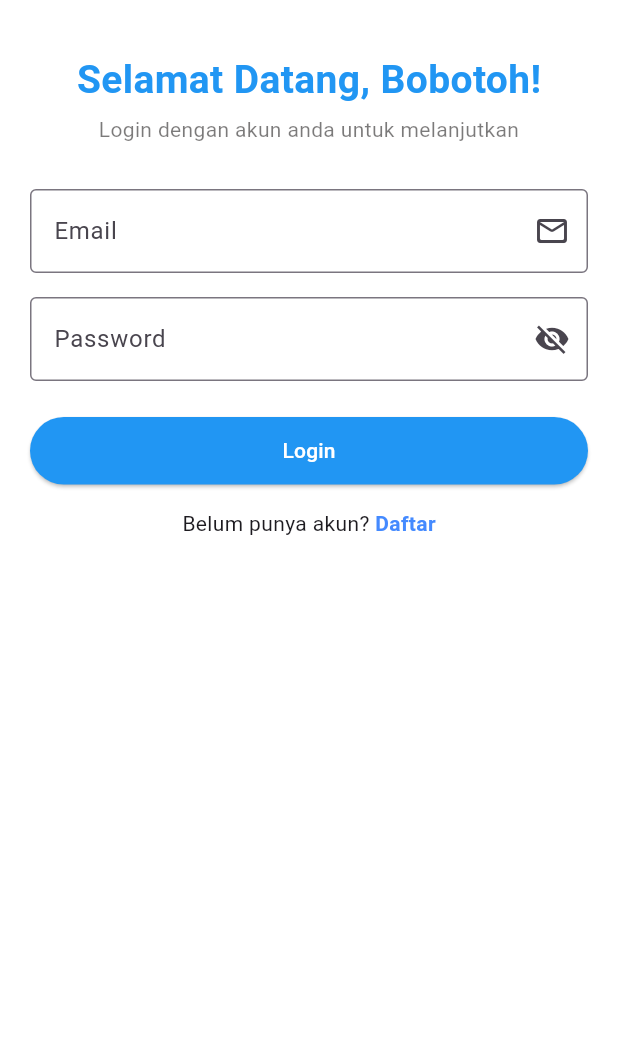
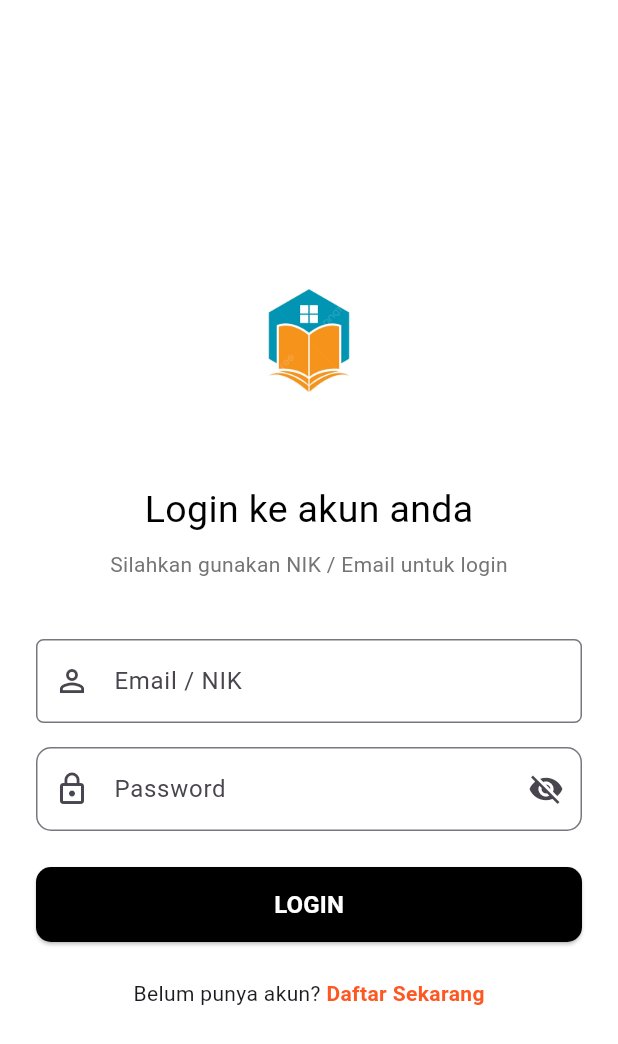
Before and after one commit to dimassyz/utspam_IF5B_0047_perpus, a Flutter app: the screen it shows after launch, on a phone screen of 412 x 824 dp. Shown: the top 1044 px of the screen. Run offline on Flutter 3.47's test engine with Material 3 defaults, Android fonts, the phone set to English and light mode, and no system bars; our stand-ins replace shared_preferences, sqflite; accounts and stored records are empty.

Commit message:
perbaikan halaman login

```diff
--- a/lib/data/model/user.dart
+++ b/lib/data/model/user.dart
@@ -25,7 +25,7 @@ class User {
       return {
         'id': id,
         'nik': nik,
-        'namaLengkap': namaLengkap,
+        'nama_lengkap': namaLengkap,
         'email': email,
         'alamat': alamat,
         'telp': telp,
@@ -38,7 +38,7 @@ class User {
       return User(
         id: map['id'],
         nik: map['nik'],
-        namaLengkap: map['namaLengkap'],
+        namaLengkap: map['nama_lengkap'],
         email: map['email'],
         alamat: map['alamat'],
         telp: map['telp'],
--- a/lib/presentation/login_screen.dart
+++ b/lib/presentation/login_screen.dart
@@ -1,4 +1,7 @@
 import 'package:flutter/material.dart';
+import 'package:shared_preferences/shared_preferences.dart'; // Wajib import ini
+import '../data/repository/auth_repository.dart'; // Import Repository
+import '../data/model/user.dart'; // Import Model
 import 'home_screen.dart';
 import 'register_screen.dart';
 
@@ -11,95 +14,118 @@ class LoginScreen extends StatefulWidget {
 
 class _LoginScreenState extends State<LoginScreen> {
   final _formKey = GlobalKey<FormState>();
-  final _emailCtr = TextEditingController();
+  final _identifierCtr = TextEditingController();
   final _passwordCtr = TextEditingController();
   bool isObscure = true;
+  final AuthRepository _authRepository = AuthRepository();
+
+  // Fungsi login
+  void _performLogin() async {
+    if (_formKey.currentState!.validate()) {
+
+      final String input = _identifierCtr.text;
+      final String pass = _passwordCtr.text;
+      User? user = await _authRepository.loginUser(input, pass);
+
+      if (user != null) {
+        final prefs = await SharedPreferences.getInstance();
+        await prefs.setInt('userId', user.id!);
+        await prefs.setString('userName', user.namaLengkap);
+        await prefs.setBool('isLoggedIn', true);
+
+        if (!mounted) return;
+
+        Navigator.pushAndRemoveUntil(
+          context,
+          MaterialPageRoute(builder: (context) => HomeScreen()),
+          (route) => false,
+        );
+      } else {
+        ScaffoldMessenger.of(context).showSnackBar(
+          SnackBar(
+            content: Text('Login Gagal! Email/NIK atau Password salah.'),
+            backgroundColor: Colors.red,
+          ),
+        );
+      }
+    }
+  }
 
   @override
   Widget build(BuildContext context) {
     return Scaffold(
       backgroundColor: Colors.white,
       body: SafeArea(
-        child: SingleChildScrollView(
-          padding: EdgeInsets.only(
-            left: 20,
-            right: 20,
-            top: 20,
-          ),
-          child: Center(
+        child: Center( // Bungkus SingleChild dengan Center biar rapi
+          child: SingleChildScrollView(
+            padding: EdgeInsets.symmetric(horizontal: 24),
             child: Column(
-              mainAxisSize: MainAxisSize.min,
+              mainAxisAlignment: MainAxisAlignment.center,
               children: [
+                Image.asset(
+                  'assets/images/logobuku.png',
+                  width: 300,
+                  height: 150,
+                ),
+                SizedBox(height: 20),
+                Text(
+                  "Login ke akun anda",
+                  style: TextStyle(
+                    fontSize: 25,
+                    fontWeight: FontWeight.w400,
+                    color: Colors.black,
 
-                  SizedBox(height: 15),
-                Text(
-                  "Selamat Datang, Bobotoh!",
-                  style: TextStyle(
-                    fontSize: 26,
-                    fontWeight: FontWeight.bold,
-                    color: Colors.blue,
                   ),
                 ),
-                SizedBox(height: 4),
+                SizedBox(height: 8),
                 Text(
-                  "Login dengan akun anda untuk melanjutkan",
+                  "Silahkan gunakan NIK / Email untuk login",
                   textAlign: TextAlign.center,
-                  style: TextStyle(fontSize: 14, color: Color.fromARGB(137, 10, 7, 7)),
+                  style: TextStyle(color: Colors.grey[600]),
                 ),
-                SizedBox(height: 30),
+                SizedBox(height: 40),
 
                 Form(
                   key: _formKey,
                   child: Column(
                     children: [
+
+                      // email/nik
                       TextFormField(
-                        autovalidateMode: AutovalidateMode.onUserInteraction,
-                        controller: _emailCtr,
+                        controller: _identifierCtr,
                         decoration: InputDecoration(
-                          labelText: 'Email',
-                          border: OutlineInputBorder(),
-                          suffixIcon: Icon(Icons.mail_outline_rounded)
+                          labelText: 'Email / NIK',
+                          hintText: 'Masukkan Email atau NIK anda',
+                          border: OutlineInputBorder(
+                            borderRadius: BorderRadius.circular(5),
+                          ),
+                          prefixIcon: Icon(Icons.person_outline),
                         ),
+
+                        // validasi email/nik
                         validator: (value) {
                           if (value == null || value.isEmpty) {
-                            return 'Email wajib diisi';
-                          }
-                          if (value.contains('@') == false) {
-                            return 'Format email tidak valid';
-                          }
-
-                          List<String> cekDomain = [
-                            '@gmail.com',
-                            '@yahoo.com',
-                            '@student.ac.id',
-                            '@ymail.com'
-                          ];
-                          bool validDomain = false;
-                          for (String domain in cekDomain) {
-                            if (value.endsWith(domain)) {
-                              validDomain = true;
-                              break;
-                            }
-                          }
-                          if (!validDomain) {
-                            return 'Gunakan email yang sesuai/domain lain';
+                            return 'Email atau NIK wajib diisi';
                           }
                           return null;
                         },
                       ),
                       SizedBox(height: 16),
+
+                      // password
                       TextFormField(
-                        autovalidateMode: AutovalidateMode.onUserInteraction,
                         controller: _passwordCtr,
+                        obscureText: isObscure,
                         decoration: InputDecoration(
                           labelText: 'Password',
-                          border: OutlineInputBorder(),
+                          border: OutlineInputBorder(
+                            borderRadius: BorderRadius.circular(10),
+                          ),
+                          prefixIcon: Icon(Icons.lock_outline),
                           suffixIcon: IconButton(
-                            icon: Icon(
-                              isObscure
-                                  ? Icons.visibility_off
-                                  : Icons.visibility,
-                            ),
+                            icon: Icon(isObscure
+                                ? Icons.visibility_off
+                                : Icons.visibility),
                             onPressed: () {
                               setState(() {
                                 isObscure = !isObscure;
@@ -107,44 +133,46 @@ class _LoginScreenState extends State<LoginScreen> {
                             },
                           ),
                         ),
+
+                        // validasi password
                         validator: (value) {
                           if (value == null || value.isEmpty) {
                             return 'Password wajib diisi';
                           }
-                          if (value.length < 6) {
-                            return 'Password minimal 6 karakter';
-                          }
                           return null;
                         },
-                        obscureText: isObscure,
                       ),
                       SizedBox(height: 24),
+
+                      // TOMBOL LOGIN
                       SizedBox(
-                        height: 45,
                         width: double.infinity,
+                        height: 50,
                         child: ElevatedButton(
-                          onPressed: () {
-                            if (_formKey.currentState!.validate()) {
-                              Navigator.pushAndRemoveUntil(
-                                context,
-                                MaterialPageRoute(
-                                  builder: (context) => HomeScreen(),
-                                ),
-                                (route) => false,
-                              );
-                            }
-                          },
-                          child: Text('Login'),
+                          onPressed: _performLogin,
                           style: ElevatedButton.styleFrom(
-                            backgroundColor: Colors.blue,
+                            backgroundColor: Colors.black,
                             foregroundColor: Colors.white,
+                            shape: RoundedRectangleBorder(
+                              borderRadius: BorderRadius.circular(10),
+                            ),
+                          ),
+                          child: Text(
+                            'LOGIN',
+                            style: TextStyle(
+                              fontSize: 16,
+                              fontWeight: FontWeight.bold
+                            ),
                           ),
                         ),
                       ),
                     ],
                   ),
                 ),
-                SizedBox(height: 16),
+
+                SizedBox(height: 24),
+
+                // tombol registrasi
                 Row(
                   mainAxisAlignment: MainAxisAlignment.center,
                   children: [
@@ -159,9 +187,9 @@ class _LoginScreenState extends State<LoginScreen> {
                         );
                       },
                       child: Text(
-                        "Daftar",
+                        "Daftar Sekarang",
                         style: TextStyle(
-                          color: Colors.blueAccent,
+                          color: Colors.deepOrange,
                           fontWeight: FontWeight.bold,
                         ),
                       ),
```
Also changed, not shown: lib/data/model/book.dart (+8 -8 lines), lib/data/model/transaction.dart (+5 -5 lines), pubspec.yaml (+8 -3 lines), assets/images/logobuku.png (added), pubspec.lock, 1 other file.
